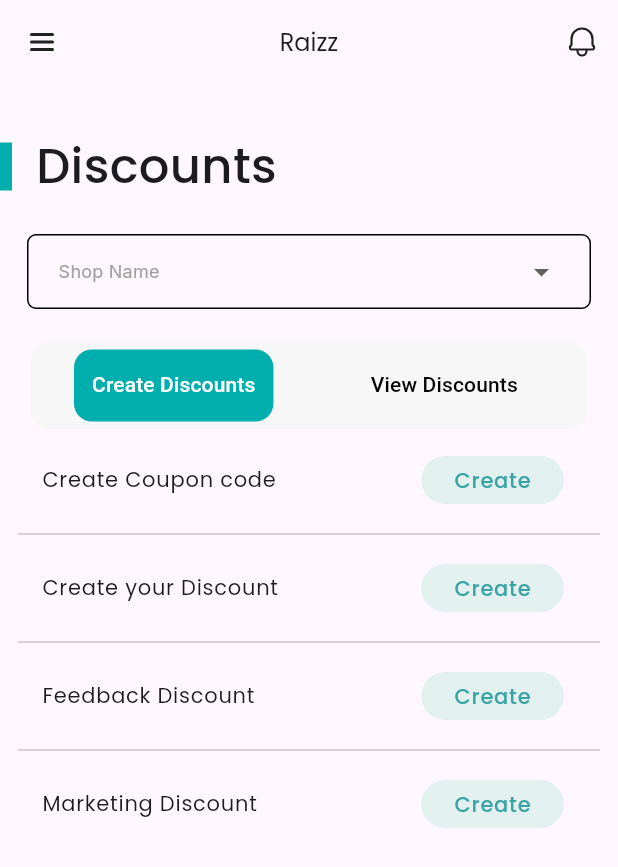
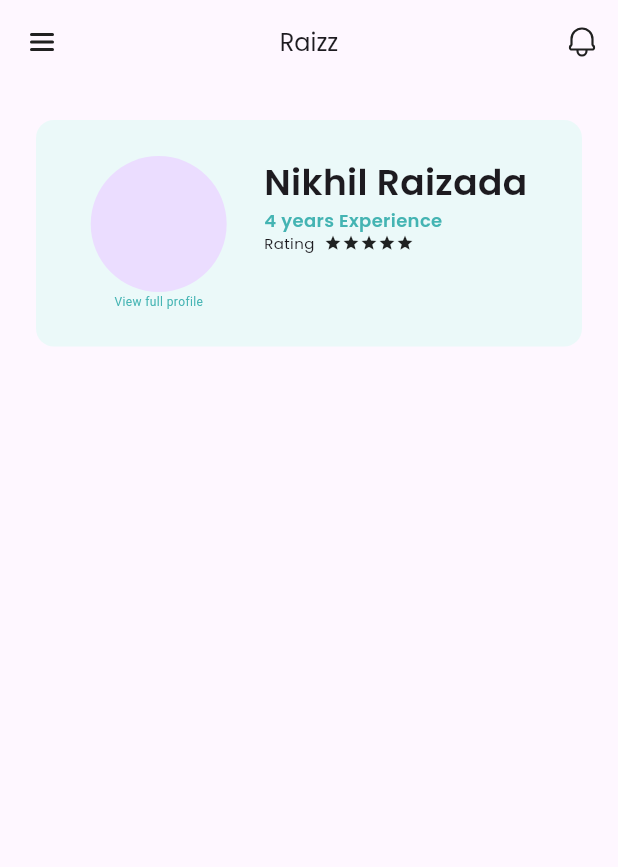
Before and after one commit to gautamraj5488/discount_pages, a Flutter app: the screen it shows after launch, on a phone screen of 412 x 824 dp. Shown: the top 867 px of the screen. Run offline on Flutter 3.47's test engine with Material 3 defaults, Android fonts, the phone set to English and light mode, and no system bars; our stand-ins replace flutter_svg, google_fonts.

Commit message:
pop up page completed

```diff
--- a/lib/main.dart
+++ b/lib/main.dart
@@ -1,4 +1,6 @@
-import 'package:discounts_pages/pages/discount_screen.dart';
+import 'package:discounts_pages/pages/discount/discount_screen.dart';
+import 'package:discounts_pages/pages/popups/popups.dart';
+import 'package:discounts_pages/pages/popups/profile.dart';
 import 'package:flutter/material.dart';
 
 void main() {
@@ -18,7 +20,7 @@ class MyApp extends StatelessWidget {
         colorScheme: ColorScheme.fromSeed(seedColor: Colors.deepPurple),
         useMaterial3: true,
       ),
-      home:  DiscountScreen(),
+      home:  Profile(),
     );
   }
 }
--- a/lib/pages/discount_screen.dart
+++ b/lib/pages/discount/discount_screen.dart
@@ -1,4 +1,4 @@
-import 'package:discounts_pages/pages/view_discounts.dart';
+import 'package:discounts_pages/pages/discount/view_discounts.dart';
 import 'package:flutter/material.dart';
 import 'package:flutter_svg/svg.dart';
 import 'package:google_fonts/google_fonts.dart';
--- a/lib/pages/view_discounts.dart
+++ b/lib/pages/discount/view_discounts.dart
@@ -80,6 +80,7 @@ class ViewDiscount extends StatelessWidget {
                         fontSize: 12,
                         color: const Color(0xFF38A4A4),
                       ),
+                      overflow: TextOverflow.ellipsis,
                     ),
                     title: Column(
                       crossAxisAlignment: CrossAxisAlignment.start,
@@ -90,10 +91,12 @@ class ViewDiscount extends StatelessWidget {
                             Text(
                               "Coupon: ",
                               style: GoogleFonts.poppins(fontSize: 14),
+                              overflow: TextOverflow.ellipsis,
                             ),
                             Text(
                               "LOREAL10",
                               style: GoogleFonts.poppins(fontSize: 12,fontWeight:FontWeight.bold,color:Color(0xFF00AEAD)),
+                              overflow: TextOverflow.ellipsis,
                             ),
                           ],
                         ),
@@ -108,7 +111,7 @@ class ViewDiscount extends StatelessWidget {
                           child: Text("Loreal",style: GoogleFonts.inter(fontSize: 8),),
                         ),
                       ],
-                    )
+                    ),
                 ),
               );
             },
--- /dev/null
+++ b/lib/pages/popups/profile.dart
@@ -0,0 +1,128 @@
+import 'package:flutter/cupertino.dart';
+import 'package:flutter/material.dart';
+import 'package:flutter/painting.dart';
+import 'package:flutter_svg/svg.dart';
+import 'package:google_fonts/google_fonts.dart';
+
+class Profile extends StatefulWidget {
+  const Profile({super.key});
+
+  @override
+  State<Profile> createState() => _ProfileState();
+}
+
+class _ProfileState extends State<Profile> {
+  @override
+  Widget build(BuildContext context) {
+    return Scaffold(
+      appBar: AppBar(
+        centerTitle: true,
+        title: Text(
+          "Raizz",
+          style: GoogleFonts.poppins(fontSize: 16),
+        ),
+        leading: SvgIconButton(
+          iconPath: 'assets/Hamburger_MD.svg',
+          onPressed: () {
+            // Do something here
+          },
+        ),
+        actions: [
+          SvgIconButton(
+              iconPath: "assets/Bell.svg",
+              onPressed: () {
+                // Do something here
+              })
+        ],
+      ),
+      body: Column(
+        children: [
+          Container(
+            padding: const EdgeInsets.all(24),
+            margin: const EdgeInsets.all(24),
+            decoration:  BoxDecoration(
+              color: Color(0xFFEBF9F9),
+              borderRadius: BorderRadius.circular(12)
+            ),
+            child: Column(
+              crossAxisAlignment: CrossAxisAlignment.start,
+              children: [
+                Row(
+                  children: [
+                    Container(
+                      height: MediaQuery.of(context).size.height*0.125,
+                      child: Column(
+                        children: [
+                          CircleAvatar(
+                            radius: MediaQuery.of(context).size.width*0.11,
+                          ),
+                          Text("View full profile",style: TextStyle(fontSize: 8,color: Color(0xFF44B4B3)),)
+                        ],
+                        mainAxisAlignment: MainAxisAlignment.spaceBetween,
+                      ),
+                    ),
+                    Column(
+                      mainAxisAlignment: MainAxisAlignment.spaceAround,
+                      crossAxisAlignment: CrossAxisAlignment.start,
+                      children: [
+                        Text("Nikhil Raizada",style: GoogleFonts.poppins(fontSize: 24,fontWeight: FontWeight.w600),),
+                        Text("4 years Experience",style: GoogleFonts.poppins(fontSize: 12,fontWeight: FontWeight.w600,color:Color(0xFF44B4B3)),),
+                       Container(
+                         width: 100,
+                         child:  Row(
+                           mainAxisAlignment: MainAxisAlignment.spaceBetween,
+                           children: [
+                             Text("Rating",style: GoogleFonts.poppins(fontSize: 10),),
+                             Row(
+                               children: [
+                                 Icon(Icons.star,size: 12,),
+                                 Icon(Icons.star,size: 12,),
+                                 Icon(Icons.star,size: 12,),
+                                 Icon(Icons.star,size: 12,),
+                                 Icon(Icons.star,size: 12,),
+                               ],
+                             )
+                           ],
+                         ),
+                       )
+                      ],
+                    )
+                  ],
+                  mainAxisAlignment: MainAxisAlignment.spaceAround,
+                  crossAxisAlignment: CrossAxisAlignment.start,
+                ),
+
+              ],
+            ),
+          ),
+        ],
+      ),
+    );
+  }
+}
+
+
+class SvgIconButton extends StatelessWidget {
+  final String iconPath;
+  final double iconSize;
+  final VoidCallback onPressed;
+
+  const SvgIconButton({
+    Key? key,
+    required this.iconPath,
+    this.iconSize = 24,
+    required this.onPressed,
+  }) : super(key: key);
+
+  @override
+  Widget build(BuildContext context) {
+    return IconButton(
+      icon: SvgPicture.asset(
+        iconPath,
+        width: iconSize,
+        height: iconSize,
+      ),
+      onPressed: onPressed,
+    );
+  }
+}
```
Also changed, not shown: lib/pages/popups/popups.dart (added, +145 -0 lines), lib/pages/discount/create_discount.dart (renamed from lib/pages/create_discount.dart).
